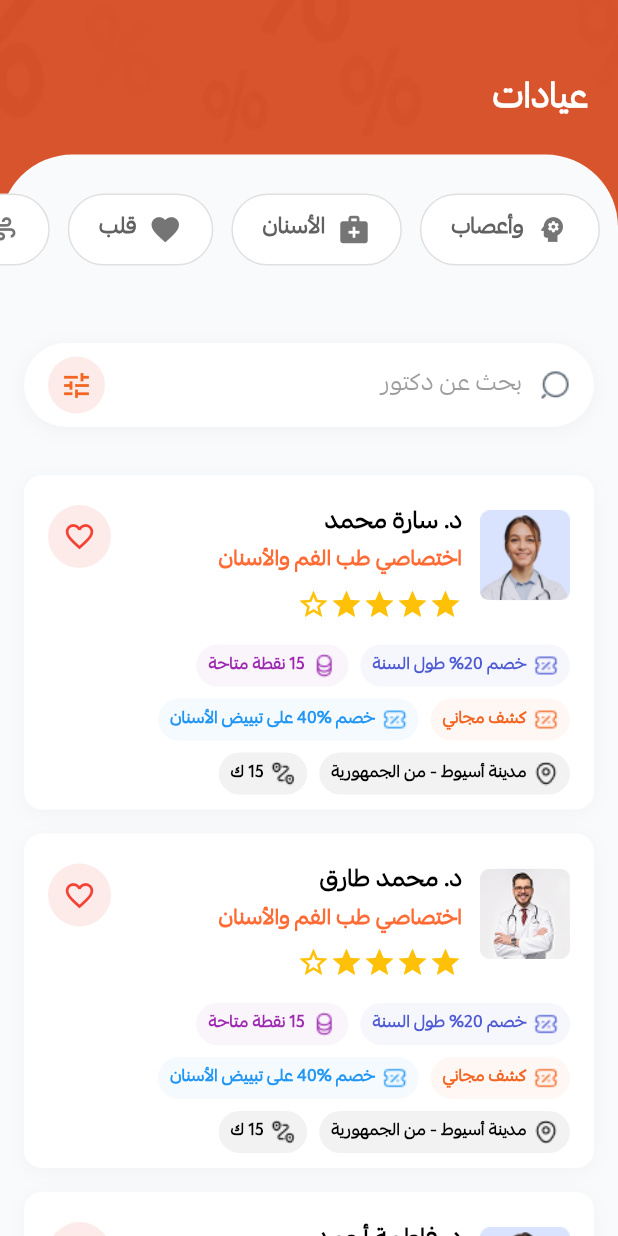
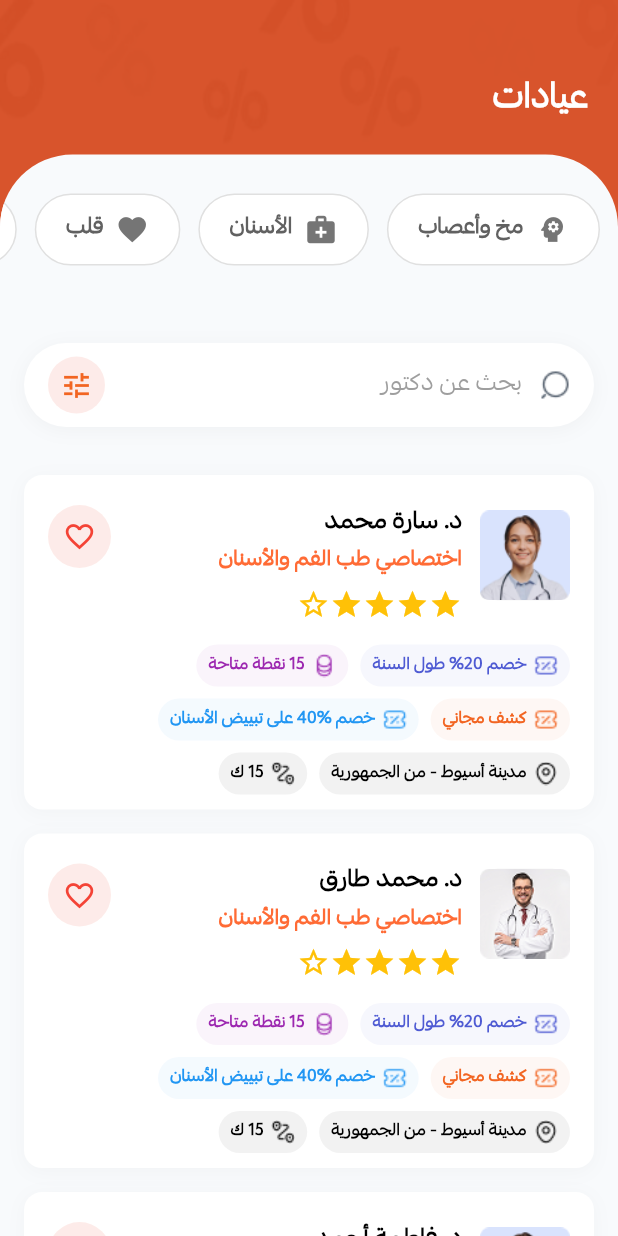
Before and after one commit to HossamAhmedMohamed/index_task, a Flutter app: the HomeScreen screen opened directly, on a phone screen of 412 x 824 dp. Run offline on Flutter 3.47's test engine with Material 3 defaults, Android fonts, the phone set to English and light mode, and no system bars; our stand-ins replace dartz, dio, easy_localization, flutter_animate, flutter_bloc, flutter_screenutil and 3 more; accounts and stored records are empty.

Commit message:
update_nav_bar

```diff
--- a/lib/features/auth/data/data soutce/remote_data_source.dart
+++ b/lib/features/auth/data/data soutce/remote_data_source.dart
@@ -7,7 +7,7 @@
   RemoteDataSource({required this.apiConsumer});
 
   Future<void> loginWithEmail(String email) async {
-    await apiConsumer.post('otp', data: {'email': email});
+    await apiConsumer.post('login', data: {'email': email});
   }
 
   Future<LoginModel> verifyOtp(String email, String otp) async {
--- a/lib/features/home/presentation/screens/home_screen.dart
+++ b/lib/features/home/presentation/screens/home_screen.dart
@@ -49,7 +49,7 @@
                     topRight: Radius.circular(50.r),
                   ),
                 ),
-
+                clipBehavior: Clip.antiAlias,
                 child: Column(
                   children: [
 
--- a/lib/features/home/presentation/widgets/top_nav_bar.dart
+++ b/lib/features/home/presentation/widgets/top_nav_bar.dart
@@ -12,7 +12,7 @@
   int selectedIndex = 4;
 
   final List<NavItem> navItems = [
-    NavItem(title: 'وأعصاب', icon: Icons.psychology),
+    NavItem(title: 'مخ وأعصاب', icon: Icons.psychology),
     NavItem(title: 'الأسنان', icon: Icons.medical_services),
     NavItem(title: 'قلب', icon: Icons.favorite),
     NavItem(title: 'رئة باطنة', icon: Icons.air),
--- a/lib/main.dart
+++ b/lib/main.dart
@@ -5,7 +5,6 @@
 import 'package:index_login/core/cache/cache_helper.dart';
 import 'package:index_login/core/cache/secure_cache_storage.dart';
 import 'package:index_login/features/auth/presentation/screens/login.dart';
-import 'package:index_login/features/auth/presentation/screens/verfiy_code_screen.dart';
 import 'package:index_login/features/home/presentation/screens/home_screen.dart';
 
 Future<void> main() async {
```
